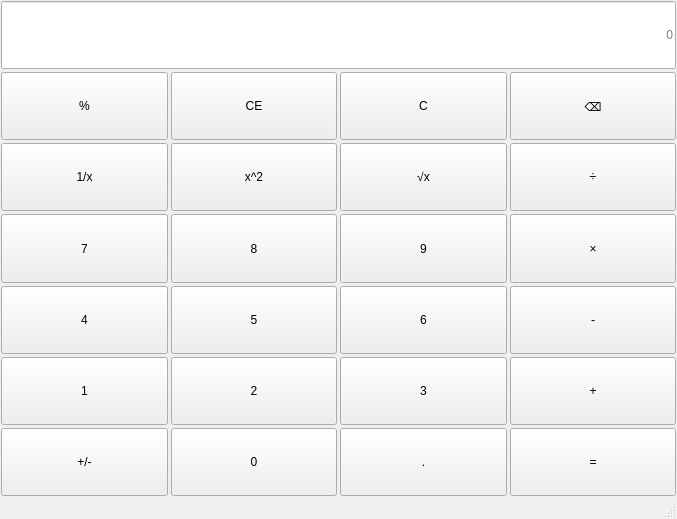
Qt form mainwindow.ui (HouseFarmer/Lab1) before a commit.
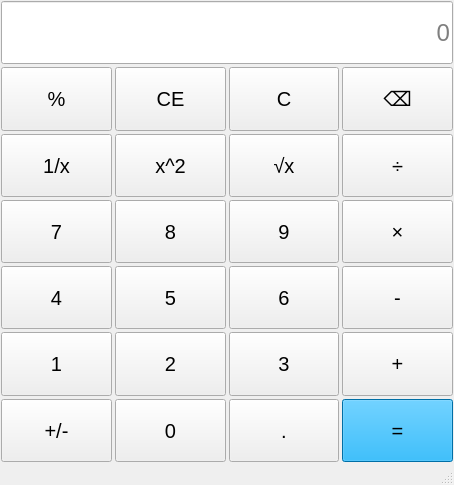
The same form after that commit.

The edit to the form file:
```diff
--- a/mainwindow.ui
+++ b/mainwindow.ui
@@ -6,13 +6,25 @@
    <rect>
     <x>0</x>
     <y>0</y>
-    <width>677</width>
-    <height>519</height>
+    <width>454</width>
+    <height>485</height>
    </rect>
   </property>
   <property name="windowTitle">
    <string>MainWindow</string>
   </property>
+  <property name="styleSheet">
+   <string notr="true">QPushButton {
+background-color:rgbargb(204, 204, 204 ,100);
+font-size:15pt
+}
+QPushButton:hover {
+    border: 2px solid rgb(221, 221, 221);
+}
+QLineEdit{
+font-size:18pt;
+}</string>
+  </property>
   <widget class="QWidget" name="centralwidget">
    <layout class="QVBoxLayout" name="verticalLayout">
     <property name="spacing">
@@ -199,6 +211,16 @@
           <verstretch>0</verstretch>
          </sizepolicy>
         </property>
+        <property name="styleSheet">
+         <string notr="true">QPushButton {
+    background-color: rgb(0, 155, 232);
+}
+QPushButton:hover {
+    background-color: rgb(50, 180, 255); /*  hover 时的背景色 */
+    color: white;
+    border: 2px solid rgb(0, 100, 180);
+}</string>
+        </property>
         <property name="text">
          <string>=</string>
         </property>
@@ -342,6 +364,9 @@
           <verstretch>0</verstretch>
          </sizepolicy>
         </property>
+        <property name="styleSheet">
+         <string notr="true"/>
+        </property>
         <property name="text">
          <string>7</string>
         </property>
```
Left out of the diff: 2 changed lines with no effect on the pictures.
